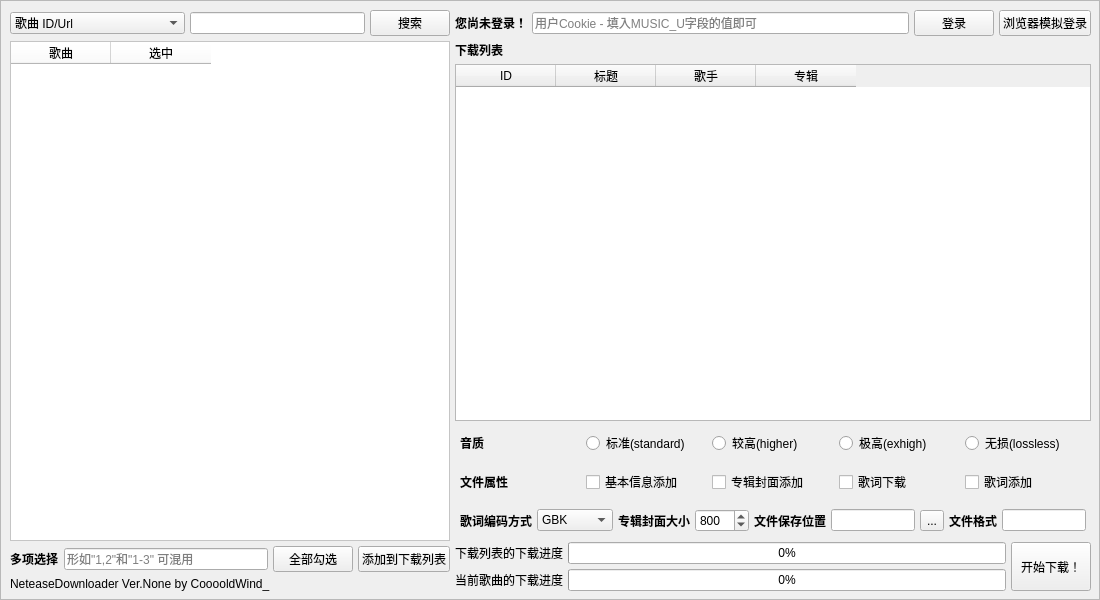
First picture: the form in form.ui, repository Cooooldwind/netease-downloader, before the edit.
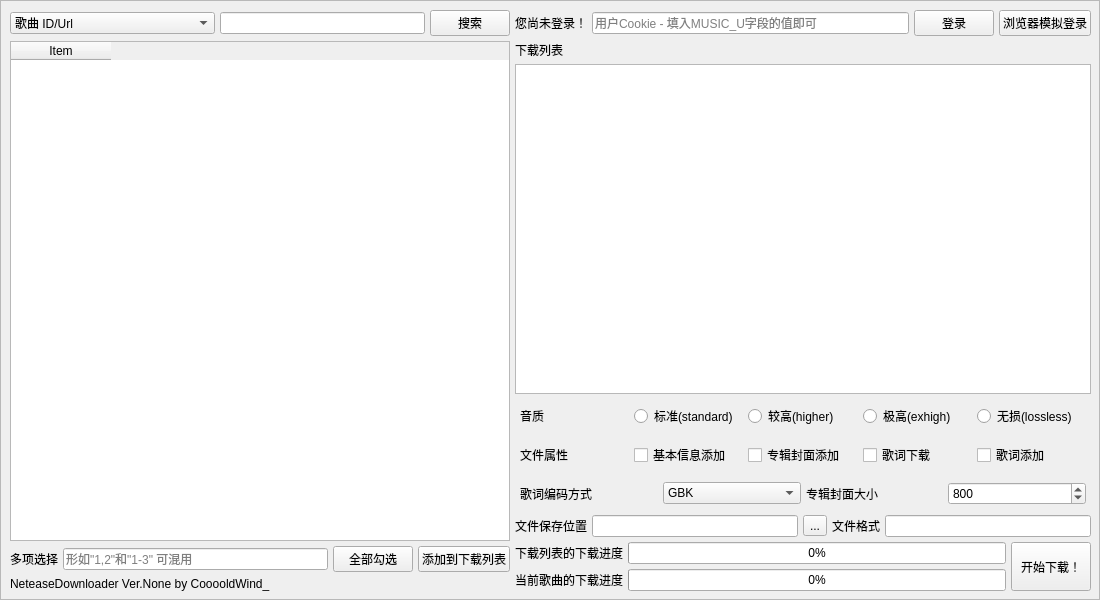
Second picture: the form after the edit. Custom widgets are drawn as their Qt base class.

```diff
--- a/form.ui
+++ b/form.ui
@@ -204,12 +204,12 @@
          <widget class="QTableWidget" name="resultTableWidget">
           <property name="minimumSize">
            <size>
-            <width>440</width>
+            <width>500</width>
             <height>0</height>
            </size>
           </property>
           <property name="styleSheet">
-           <string notr="true">background-color: white;</string>
+           <string notr="true"/>
           </property>
           <property name="frameShape">
            <enum>QFrame::Shape::StyledPanel</enum>
@@ -234,12 +234,7 @@
           </property>
           <column>
            <property name="text">
-            <string>歌曲</string>
-           </property>
-          </column>
-          <column>
-           <property name="text">
-            <string>选中</string>
+            <string>Item</string>
            </property>
           </column>
          </widget>
@@ -281,7 +276,7 @@
            <widget class="QLabel" name="selectionLabel">
             <property name="font">
              <font>
-              <bold>true</bold>
+              <bold>false</bold>
              </font>
             </property>
             <property name="text">
@@ -381,7 +376,8 @@
            <widget class="QLabel" name="loginLabel">
             <property name="font">
              <font>
-              <bold>true</bold>
+              <bold>false</bold>
+              <kerning>true</kerning>
              </font>
             </property>
             <property name="text">
@@ -436,7 +432,8 @@
            <widget class="QLabel" name="downloadListLabel">
             <property name="font">
              <font>
-              <bold>true</bold>
+              <bold>false</bold>
+              <kerning>true</kerning>
              </font>
             </property>
             <property name="text">
@@ -447,28 +444,7 @@
          </layout>
         </item>
         <item>
-         <widget class="QTableWidget" name="downloadListTableWidget">
-          <column>
-           <property name="text">
-            <string>ID</string>
-           </property>
-          </column>
-          <column>
-           <property name="text">
-            <string>标题</string>
-           </property>
-          </column>
-          <column>
-           <property name="text">
-            <string>歌手</string>
-           </property>
-          </column>
-          <column>
-           <property name="text">
-            <string>专辑</string>
-           </property>
-          </column>
-         </widget>
+         <widget class="TableWidget" name="downloadListTableWidget"/>
         </item>
         <item>
          <layout class="QVBoxLayout" name="downloadSettingsLayout">
@@ -505,7 +481,8 @@
              <widget class="QLabel" name="qualityLabel">
               <property name="font">
                <font>
-                <bold>true</bold>
+                <bold>false</bold>
+                <kerning>true</kerning>
                </font>
               </property>
               <property name="text">
@@ -564,7 +541,8 @@
              <widget class="QLabel" name="filePropertiesLabel">
               <property name="font">
                <font>
-                <bold>true</bold>
+                <bold>false</bold>
+                <kerning>true</kerning>
                </font>
               </property>
               <property name="text">
@@ -623,7 +601,8 @@
              <widget class="QLabel" name="lyricsEncodingLabel">
               <property name="font">
                <font>
-                <bold>true</bold>
+                <bold>false</bold>
+                <kerning>true</kerning>
                </font>
               </property>
               <property name="text">
@@ -654,7 +633,8 @@
              <widget class="QLabel" name="albumCoverSizeLabel">
               <property name="font">
                <font>
-                <bold>true</bold>
+                <bold>false</bold>
+                <kerning>true</kerning>
                </font>
               </property>
               <property name="text">
@@ -678,11 +658,18 @@
               </property>
              </widget>
             </item>
+           </layout>
+          </item>
+          <item>
+           <layout class="QHBoxLayout" name="fileSavingLayout">
+            <property name="bottomMargin">
+             <number>0</number>
+            </property>
             <item>
-             <widget class="QLabel" name="fileSaveLocationLabel">
+             <widget class="StrongBodyLabel" name="fileSaveLocationLabel">
               <property name="font">
                <font>
-                <bold>true</bold>
+                <bold>false</bold>
                </font>
               </property>
               <property name="text">
@@ -691,24 +678,24 @@
              </widget>
             </item>
             <item>
-             <widget class="QLineEdit" name="fileSaveLocationLineEdit">
+             <widget class="LineEdit" name="fileSaveLocationLineEdit">
               <property name="maxLength">
                <number>200</number>
               </property>
              </widget>
             </item>
             <item>
-             <widget class="QToolButton" name="fileSaveLocationToolButton">
+             <widget class="ToolButton" name="fileSaveLocationToolButton">
               <property name="text">
                <string>...</string>
               </property>
              </widget>
             </item>
             <item>
-             <widget class="QLabel" name="filenameFormatLabel">
+             <widget class="StrongBodyLabel" name="filenameFormatLabel">
               <property name="font">
                <font>
-                <bold>true</bold>
+                <bold>false</bold>
                </font>
               </property>
               <property name="text">
@@ -717,7 +704,7 @@
              </widget>
             </item>
             <item>
-             <widget class="QLineEdit" name="filenameFormatLineEdit"/>
+             <widget class="LineEdit" name="filenameFormatLineEdit"/>
             </item>
            </layout>
           </item>
@@ -758,6 +745,12 @@
                   <verstretch>0</verstretch>
                  </sizepolicy>
                 </property>
+                <property name="font">
+                 <font>
+                  <bold>false</bold>
+                  <kerning>true</kerning>
+                 </font>
+                </property>
                 <property name="text">
                  <string>下载列表的下载进度</string>
                 </property>
@@ -800,6 +793,12 @@
                   <verstretch>0</verstretch>
                  </sizepolicy>
                 </property>
+                <property name="font">
+                 <font>
+                  <bold>false</bold>
+                  <kerning>true</kerning>
+                 </font>
+                </property>
                 <property name="text">
                  <string>当前歌曲的下载进度</string>
                 </property>
@@ -844,6 +843,73 @@
    </widget>
   </widget>
  </widget>
+ <customwidgets>
+  <customwidget>
+   <class>BodyLabel</class>
+   <extends>QLabel</extends>
+   <header location="global">qfluentwidgets</header>
+  </customwidget>
+  <customwidget>
+   <class>PrimaryPushButton</class>
+   <extends>QPushButton</extends>
+   <header>qfluentwidgets</header>
+  </customwidget>
+  <customwidget>
+   <class>StrongBodyLabel</class>
+   <extends>QLabel</extends>
+   <header>qfluentwidgets</header>
+  </customwidget>
+  <customwidget>
+   <class>PushButton</class>
+   <extends>QPushButton</extends>
+   <header location="global">qfluentwidgets</header>
+  </customwidget>
+  <customwidget>
+   <class>PasswordLineEdit</class>
+   <extends>QLineEdit</extends>
+   <header>qfluentwidgets</header>
+  </customwidget>
+  <customwidget>
+   <class>LineEdit</class>
+   <extends>QLineEdit</extends>
+   <header location="global">qfluentwidgets</header>
+  </customwidget>
+  <customwidget>
+   <class>CheckBox</class>
+   <extends>QCheckBox</extends>
+   <header location="global">qfluentwidgets</header>
+  </customwidget>
+  <customwidget>
+   <class>ComboBox</class>
+   <extends>QComboBox</extends>
+   <header location="global">qfluentwidgets</header>
+  </customwidget>
+  <customwidget>
+   <class>RadioButton</class>
+   <extends>QRadioButton</extends>
+   <header location="global">qfluentwidgets</header>
+  </customwidget>
+  <customwidget>
+   <class>ProgressBar</class>
+   <extends>QProgressBar</extends>
+   <header location="global">qfluentwidgets</header>
+  </customwidget>
+  <customwidget>
+   <class>ToolButton</class>
+   <extends>QToolButton</extends>
+   <header>qfluentwidgets</header>
+  </customwidget>
+  <customwidget>
+   <class>TableWidget</class>
+   <extends>QTableWidget</extends>
+   <header>qfluentwidgets</header>
+  </customwidget>
+  <customwidget>
+   <class>SpinBox</class>
+   <extends>QSpinBox</extends>
+   <header>qfluentwidgets</header>
+  </customwidget>
+ </customwidgets>
  <resources/>
  <connections/>
 </ui>
```
Left out of the diff: 64 changed lines with no effect on the pictures.
